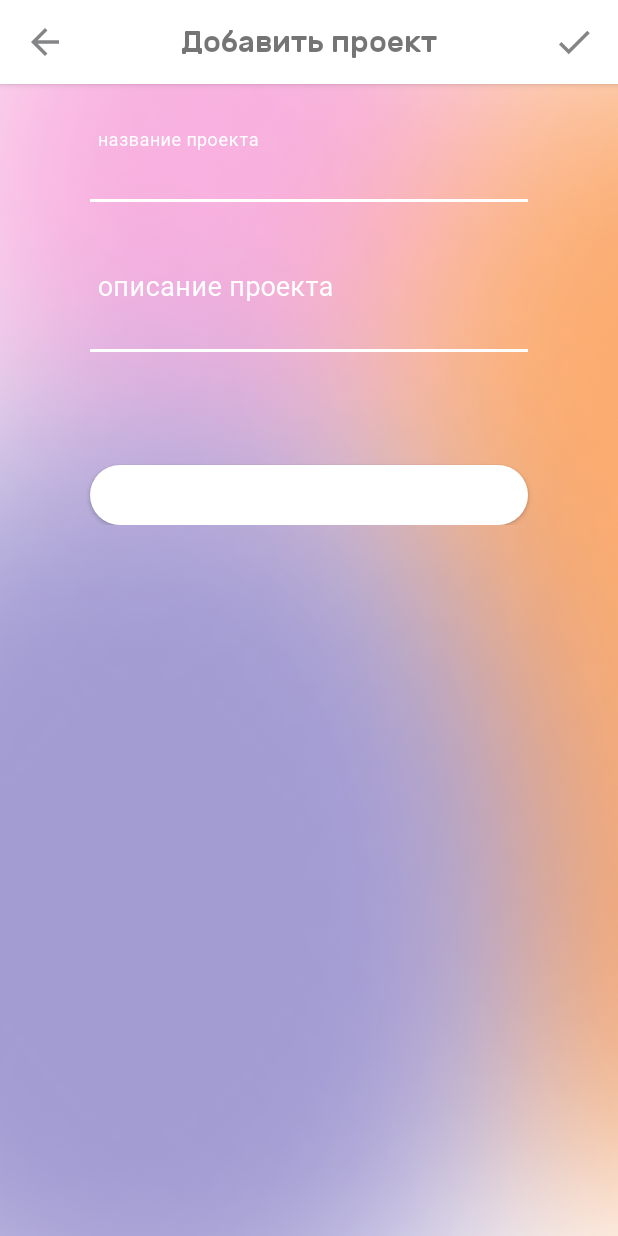
After one commit to Mortd3kay/startup-map-app, an Android app: the layout fragment_create_project.xml on its own in the app's theme, with its tools: preview values and no code run, on a phone screen of 412 x 824 dp. The commit adds this screen. Run offline under Robolectric (Android 15) with nearby library versions, the phone set to English and light mode, and no system bars.

Commit message:
project_add view

```diff
--- a/StartAppFrontend/app/src/main/java/com/skyletto/startappfrontend/ui/main/ActivityFragmentWorker.kt
+++ b/StartAppFrontend/app/src/main/java/com/skyletto/startappfrontend/ui/main/ActivityFragmentWorker.kt
@@ -5,6 +5,7 @@ interface ActivityFragmentWorker {
     fun goToMessages()
     fun goToMap()
     fun goToSettings()
+    fun goToCreateProject()
     fun getToken(): String
     fun getUserId(): Long
 }
--- a/StartAppFrontend/app/src/main/java/com/skyletto/startappfrontend/ui/main/fragments/MapsFragment.kt
+++ b/StartAppFrontend/app/src/main/java/com/skyletto/startappfrontend/ui/main/fragments/MapsFragment.kt
@@ -62,6 +62,7 @@ class MapsFragment : Fragment() {
             }
         }
         b.tbSettings.setOnClickListener { viewModel?.goToSettings()}
+        b.addProjectBtn.setOnClickListener { viewModel?.goToCreateProject() }
     }
 
 
--- a/StartAppFrontend/app/src/main/java/com/skyletto/startappfrontend/ui/main/viewmodels/MapViewModel.kt
+++ b/StartAppFrontend/app/src/main/java/com/skyletto/startappfrontend/ui/main/viewmodels/MapViewModel.kt
@@ -15,6 +15,9 @@ class MapViewModel(application: Application) : AndroidViewModel(application){
         activity?.goToSettings()
     }
 
+    fun goToCreateProject(){
+        activity?.goToCreateProject()
+    }
 
     companion object{
         private const val TAG = "MAP_VIEW_MODEL"
--- /dev/null
+++ b/StartAppFrontend/app/src/main/res/drawable/ic_baseline_add_24.xml
@@ -0,0 +1,5 @@
+<vector android:height="24dp" android:tint="#FFFFFF"
+    android:viewportHeight="24" android:viewportWidth="24"
+    android:width="24dp" xmlns:android="http://schemas.android.com/apk/res/android">
+    <path android:fillColor="@android:color/white" android:pathData="M19,13h-6v6h-2v-6H5v-2h6V5h2v6h6v2z"/>
+</vector>
--- /dev/null
+++ b/StartAppFrontend/app/src/main/res/drawable/ic_baseline_check_24.xml
@@ -0,0 +1,5 @@
+<vector android:height="24dp" android:tint="#848586"
+    android:viewportHeight="24" android:viewportWidth="24"
+    android:width="24dp" xmlns:android="http://schemas.android.com/apk/res/android">
+    <path android:fillColor="@android:color/white" android:pathData="M9,16.17L4.83,12l-1.42,1.41L9,19 21,7l-1.41,-1.41z"/>
+</vector>
--- /dev/null
+++ b/StartAppFrontend/app/src/main/res/layout/fragment_create_project.xml
@@ -0,0 +1,133 @@
+<?xml version="1.0" encoding="utf-8"?>
+<layout xmlns:android="http://schemas.android.com/apk/res/android"
+    xmlns:tools="http://schemas.android.com/tools"
+    xmlns:app="http://schemas.android.com/apk/res-auto"
+    tools:context=".ui.project.fragments.CreateProjectFragment">
+
+    <data>
+        <variable
+            name="model"
+            type="com.skyletto.startappfrontend.ui.project.viewmodels.CreateProjectViewModel" />
+    </data>
+
+
+    <LinearLayout
+        android:layout_width="match_parent"
+        android:layout_height="match_parent"
+        android:background="@drawable/main_background"
+        android:orientation="vertical">
+
+        <Toolbar
+            android:layout_width="match_parent"
+            android:background="@color/white"
+            android:elevation="3dp"
+            android:layout_height="wrap_content">
+
+            <LinearLayout
+                android:layout_width="match_parent"
+                android:layout_height="wrap_content"
+                android:gravity="center"
+                android:layout_marginHorizontal="15dp"
+                android:orientation="horizontal">
+
+                <ImageView
+                    android:id="@+id/create_project_back_btn"
+                    android:layout_width="28dp"
+                    android:layout_height="28dp"
+                    android:src="@drawable/ic_baseline_arrow_back_24"/>
+
+                <Space
+                    android:layout_width="0dp"
+                    android:layout_height="0dp"
+                    android:layout_weight="1"/>
+
+                <TextView
+                    android:layout_width="wrap_content"
+                    android:layout_height="wrap_content"
+                    android:text="@string/add_project"
+                    android:textSize="20sp"
+                    android:fontFamily="@font/rubik_medium"/>
+
+                <Space
+                    android:layout_width="0dp"
+                    android:layout_height="0dp"
+                    android:layout_weight="1"/>
+
+                <ImageView
+                    android:id="@+id/create_project_ok_btn"
+                    android:layout_width="28dp"
+                    android:layout_height="28dp"
+                    android:src="@drawable/ic_baseline_check_24"/>
+
+            </LinearLayout>
+
+        </Toolbar>
+
+        <ScrollView
+            android:layout_width="match_parent"
+            android:layout_height="wrap_content">
+
+            <LinearLayout
+                android:layout_width="match_parent"
+                android:layout_height="wrap_content"
+                android:orientation="vertical">
+
+                <com.google.android.material.textfield.TextInputLayout
+                    android:layout_width="match_parent"
+                    android:layout_height="wrap_content"
+                    android:layout_marginTop="20dp"
+                    android:textColorHint="#FFFFFF"
+                    app:boxStrokeWidth="0dp">
+
+                    <com.google.android.material.textfield.TextInputEditText
+                        android:paddingStart="5dp"
+                        android:paddingEnd="5dp"
+                        android:id="@+id/project_title_input"
+                        style="@style/input_style"
+                        android:inputType="textPersonName"
+                        android:hint="@string/project_name"
+                        android:text="@={model.project.title}"/>
+
+                </com.google.android.material.textfield.TextInputLayout>
+
+                <com.google.android.material.textfield.TextInputLayout
+                    android:layout_width="match_parent"
+                    android:layout_height="wrap_content"
+                    android:textColorHint="#FFFFFF"
+                    app:boxStrokeWidth="0dp">
+                    <com.google.android.material.textfield.TextInputEditText
+                        style="@style/input_style"
+                        android:paddingStart="5dp"
+                        android:paddingEnd="5dp"
+                        android:layout_height="100dp"
+                        android:inputType="textMultiLine"
+                        android:lines="5"
+                        android:hint="@string/project_description"
+                        android:text="@={model.project.description}"/>
+                </com.google.android.material.textfield.TextInputLayout>
+
+                <ListView
+                    android:id="@+id/roles_list_view"
+                    android:layout_width="match_parent"
+                    android:layout_height="wrap_content"
+                    android:nestedScrollingEnabled="false"
+                    android:layout_marginHorizontal="15dp"
+                    android:layout_marginTop="25dp"/>
+
+                <Button
+                    android:id="@+id/project_add_role_btn"
+                    style="@style/button_style"
+                    android:layout_gravity="center_horizontal"
+                    android:text="@string/add_role"
+                    android:layout_marginTop="50dp"
+                    android:layout_width="match_parent"
+                    android:layout_marginHorizontal="60dp"
+                    />
+
+
+            </LinearLayout>
+        </ScrollView>
+
+    </LinearLayout>
+
+</layout>
--- a/StartAppFrontend/app/src/main/res/values/dimens.xml
+++ b/StartAppFrontend/app/src/main/res/values/dimens.xml
@@ -1,5 +1,5 @@
 <?xml version="1.0" encoding="utf-8"?>
-<resources>
+<resources xmlns:tools="http://schemas.android.com/tools">
     <!--
     Because the window insets on round devices are larger than 15dp, this padding only applies
     to square screens.
@@ -12,4 +12,6 @@
     inner_frame_layout_padding (below variable) on round screens.
     -->
     <dimen name="inner_frame_layout_padding">5dp</dimen>
+
+    <dimen name="design_fab_image_size" tools:override="true">56dp</dimen>
 </resources>
--- a/StartAppFrontend/app/src/main/res/values/strings.xml
+++ b/StartAppFrontend/app/src/main/res/values/strings.xml
@@ -55,6 +55,12 @@
     <string name="profile_phone_label">Телефон:</string>
     <string name="projects">Проекты</string>
 
+    <string name="hello_blank_fragment">Hello blank fragment</string>
+    <string name="add_project">Добавить проект</string>
+    <string name="project_name">название проекта</string>
+    <string name="project_description">описание проекта</string>
+    <string name="add_role">Добавить должность +</string>
+    <!-- TODO: Remove or change this placeholder text -->
     <string-array name="categories">
         <item name="all">Все</item>
         <item name="specialists">Специалисты</item>
```
Also changed, not shown: StartAppFrontend/app/src/main/AndroidManifest.xml (+5 -5 lines), StartAppFrontend/app/src/main/java/com/skyletto/startappfrontend/common/utils/ProjectViewModelFactory.kt (added, +16 -0 lines), StartAppFrontend/app/src/main/java/com/skyletto/startappfrontend/domain/entities/Project.java (added, +105 -0 lines), StartAppFrontend/app/src/main/java/com/skyletto/startappfrontend/domain/entities/ProjectAndRole.java (added, +113 -0 lines), StartAppFrontend/app/src/main/java/com/skyletto/startappfrontend/domain/entities/ProjectRole.java (added, +57 -0 lines), StartAppFrontend/app/src/main/java/com/skyletto/startappfrontend/ui/main/MainActivity.kt (+6 -1 lines), StartAppFrontend/app/src/main/java/com/skyletto/startappfrontend/ui/project/ProjectActivity.kt (added, +14 -0 lines), StartAppFrontend/app/src/main/java/com/skyletto/startappfrontend/ui/project/fragments/CreateProjectFragment.kt (added, +46 -0 lines), StartAppFrontend/app/src/main/java/com/skyletto/startappfrontend/ui/project/viewmodels/CreateProjectViewModel.kt (added, +24 -0 lines), StartAppFrontend/app/src/main/res/drawable/add_btn_gradient.xml (added, +20 -0 lines), StartAppFrontend/app/src/main/res/layout/activity_project.xml (added, +10 -0 lines), StartAppFrontend/app/src/main/res/layout/fragment_maps.xml (+9 -0 lines).
